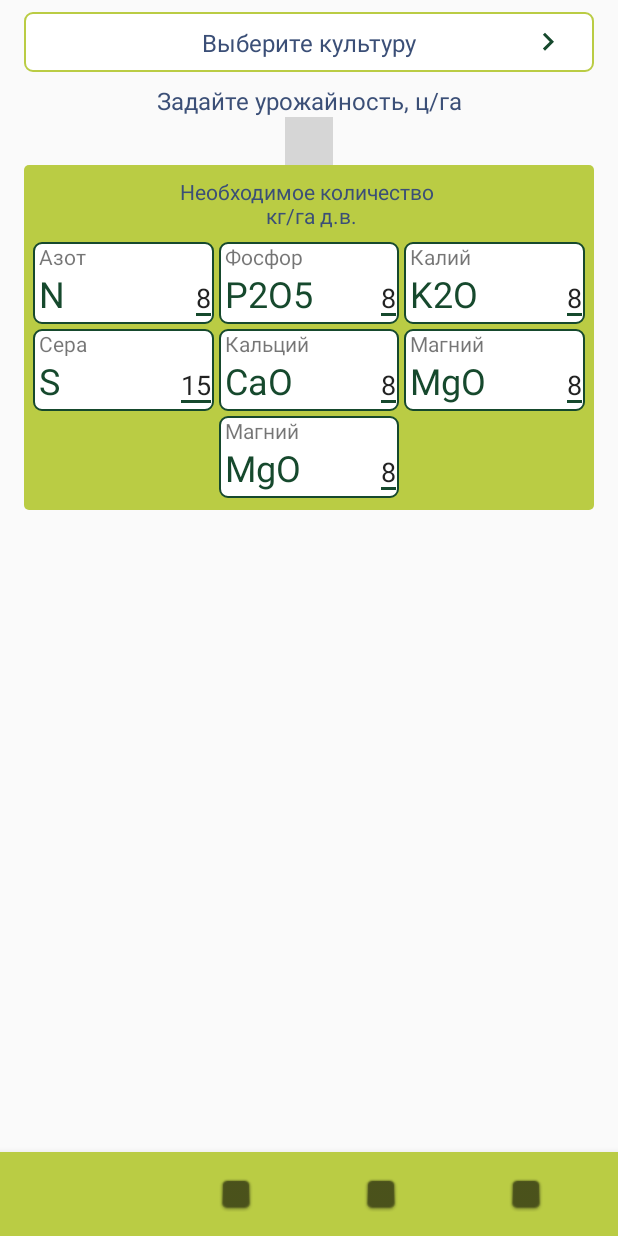
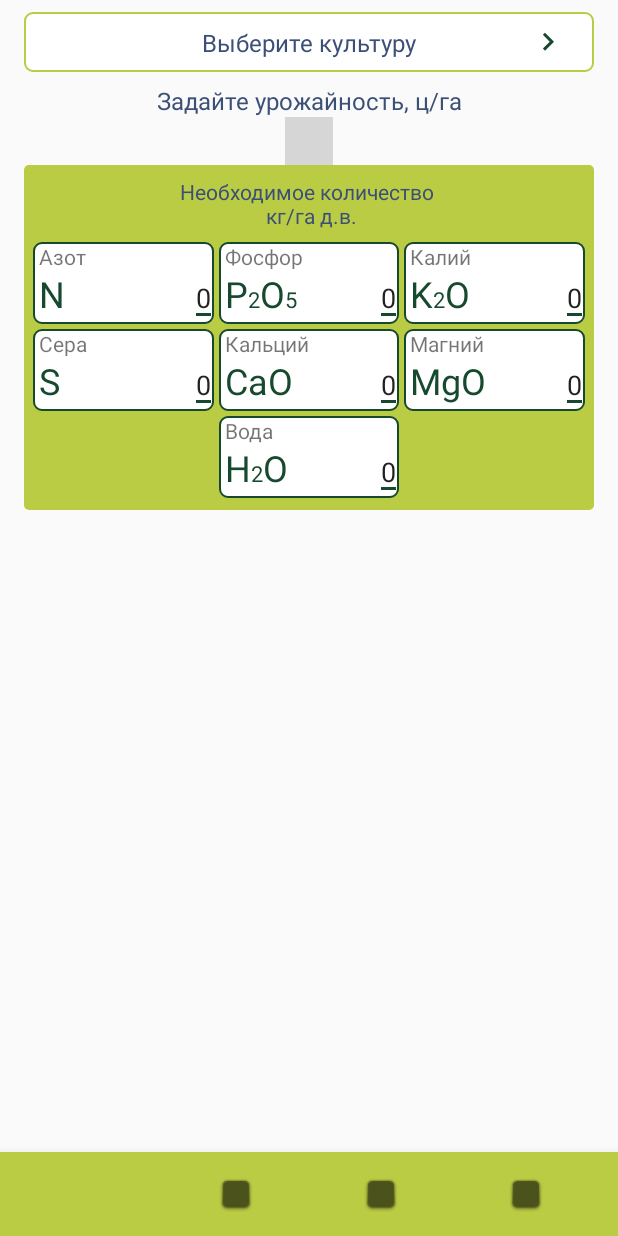
Before and after one commit to YandreNagorniy/Bion_intelligence, an Android app: the screen it shows after launch (MainActivity), on a phone screen of 412 x 824 dp. Run offline under Robolectric (Android 15) with nearby library versions, the phone set to English and light mode, and no system bars; our stand-ins replace Room's generated code, RxJava, data binding; plain views replace NumberPicker; 9 statements that could not run were skipped; grey boxes are pictures that could not be loaded.

Commit message:
add binding adapter; add spannable text

```diff
--- a/app/src/main/java/com/example/bionintelligence/domain/usecase/GetCalculatorUseCase.java
+++ b/app/src/main/java/com/example/bionintelligence/domain/usecase/GetCalculatorUseCase.java
@@ -114,6 +114,9 @@ public class GetCalculatorUseCase extends FlowableUseCase<GetCalculatorUseCase.P
 
         n = vinos_N * params.productive - (sf_N * 3.96 * kusv_N * phN + x);
 
+//        if(n<0) return 0;
+//        else return (int) Math.round(n);
+
         return n < 0 ? 0 : (int) Math.round(n);
     }
 
--- /dev/null
+++ b/app/src/main/java/com/example/bionintelligence/presentation/adapters/BindingAdapters.java
@@ -0,0 +1,37 @@
+package com.example.bionintelligence.presentation.adapters;
+
+import android.databinding.BindingAdapter;
+
+import com.example.bionintelligence.presentation.custom.ChemistryView;
+
+public class BindingAdapters {
+    //заполнение chemistryView значениями с помощью атрибута "item_value"
+
+    @BindingAdapter({"item_value"})
+    public static void setItemValue(ChemistryView chemistryView, int value) {
+        chemistryView.setItemValue(String.valueOf(value));
+    }
+
+//    @BindingAdapter({"item_name_s"})
+//    public static void item_name_s(ChemistryView chemistryView, String itemName) {
+//        Spannable newElement = new SpannableString(itemName);
+//        switch (itemName) {
+//            case "K2O": {
+//                newElement.setSpan(new RelativeSizeSpan(0.6f), 1, 2, 0);
+//                chemistryView.setItemName(newElement);
+//            }
+//            break;
+//            case "H2O": {
+//                newElement.setSpan(new RelativeSizeSpan(0.6f), 1, 2, 0);
+//                chemistryView.setItemName(newElement);
+//            }
+//            break;
+//            case "P2O5": {
+//                newElement.setSpan(new RelativeSizeSpan(0.6f), 1, 2, 0);
+//                newElement.setSpan(new RelativeSizeSpan(0.6f), 3, 4, 0);
+//                chemistryView.setItemName(newElement);
+//            }
+//            break;
+//        }
+//    }
+}
--- a/app/src/main/java/com/example/bionintelligence/presentation/calculator/CalculatorFragment.java
+++ b/app/src/main/java/com/example/bionintelligence/presentation/calculator/CalculatorFragment.java
@@ -39,11 +39,12 @@ public class CalculatorFragment extends Fragment implements CalculatorView {
     public void onViewCreated(@NonNull View view, @Nullable Bundle savedInstanceState) {
         super.onViewCreated(view, savedInstanceState);
         binding.numberPicker.setValueChangedListener((value, action) -> calculatorPresenter.getCalculatorData(value));
+
     }
 
     @Override
     public void displayData(CalculatorModel calculatorModel) {
-        binding.setElement(calculatorModel);
+            binding.setElement(calculatorModel);
     }
 
     @Override
--- a/app/src/main/java/com/example/bionintelligence/presentation/calculator/CalculatorPresenterImpl.java
+++ b/app/src/main/java/com/example/bionintelligence/presentation/calculator/CalculatorPresenterImpl.java
@@ -1,6 +1,7 @@
 package com.example.bionintelligence.presentation.calculator;
 
 import com.example.bionintelligence.data.map.ElementMapper;
+import com.example.bionintelligence.data.model.CalculatorModel;
 import com.example.bionintelligence.domain.entities.ElementModelEntity;
 import com.example.bionintelligence.domain.usecase.FlowableUseCase;
 import com.example.bionintelligence.domain.usecase.GetCalculatorUseCase;
@@ -9,6 +10,7 @@ import java.util.List;
 
 import io.reactivex.android.schedulers.AndroidSchedulers;
 import io.reactivex.disposables.CompositeDisposable;
+import io.reactivex.functions.Consumer;
 import io.reactivex.schedulers.Schedulers;
 
 public class CalculatorPresenterImpl implements CalculatorPresenter {
--- a/app/src/main/java/com/example/bionintelligence/presentation/custom/ChemistryView.java
+++ b/app/src/main/java/com/example/bionintelligence/presentation/custom/ChemistryView.java
@@ -2,7 +2,10 @@ package com.example.bionintelligence.presentation.custom;
 
 import android.content.Context;
 import android.content.res.TypedArray;
+import android.databinding.BindingAdapter;
 import android.text.Spannable;
+import android.text.SpannableString;
+import android.text.style.RelativeSizeSpan;
 import android.util.AttributeSet;
 import android.widget.EditText;
 import android.widget.FrameLayout;
@@ -13,8 +16,8 @@ import com.example.bionintelligence.R;
 public class ChemistryView extends FrameLayout {
     private TextView tvItemText;
     private TextView tvItemName;
-    private EditText etItemValue;
-    private int value;
+    public EditText etItemValue;
+    public int itemValue;
 
     public ChemistryView(Context context) {
         this(context, null);
@@ -32,33 +35,47 @@ public class ChemistryView extends FrameLayout {
         TypedArray array = getContext().obtainStyledAttributes(attrs, R.styleable.ChemistryView);
         String text = array.getString(R.styleable.ChemistryView_item_text);
         String name = array.getString(R.styleable.ChemistryView_item_name);
-        value = array.getInt(R.styleable.ChemistryView_item_value, 0);
+        itemValue = array.getInt(R.styleable.ChemistryView_item_value, 0);
 
         tvItemText = findViewById(R.id.tv_itemText);
         tvItemName = findViewById(R.id.tv_itemName);
         etItemValue = findViewById(R.id.et_itemValue);
 
+        switch (name) {
+            case "P2O5":
+                setItemName2(new SpannableString(name));
+                break;
+            case "K2O":
+                setItemName1(new SpannableString(name));
+                break;
+            case "H2O":
+                setItemName1(new SpannableString(name));
+                break;
+            default:
+                tvItemName.setText(name);
+
+        }
+
         tvItemText.setText(text);
-        tvItemName.setText(name);
-        etItemValue.setText(String.valueOf(value));
+        etItemValue.setText(String.valueOf(itemValue));
         array.recycle();
     }
-
-    // rename and add to databinding
 
     public void setItemValue(String element) {
         etItemValue.setText(element);
     }
 
-    public String getItemName() {
-        return String.valueOf(tvItemName.getText());
+    // изменение размера текста для H2O и K2O
+    public void setItemName1(Spannable text) {
+        text.setSpan(new RelativeSizeSpan(0.6f), 1, 2, 0);
+        tvItemName.setText(text, TextView.BufferType.SPANNABLE);
     }
 
-    public void setItemName(String text) {
-        tvItemName.setText(text);
+    // изменение размера текста для P2O5
+    public void setItemName2(Spannable text) {
+        text.setSpan(new RelativeSizeSpan(0.6f), 1, 2, 0);
+        text.setSpan(new RelativeSizeSpan(0.6f), 3, 4, 0);
+        tvItemName.setText(text, TextView.BufferType.SPANNABLE);
     }
 
-    public void setItemName(Spannable text) {
-        tvItemName.setText(text, TextView.BufferType.SPANNABLE);
-    }
 }
--- a/app/src/main/res/layout/fragment_calculator.xml
+++ b/app/src/main/res/layout/fragment_calculator.xml
@@ -7,6 +7,7 @@
         <variable
             name="element"
             type="com.example.bionintelligence.data.model.CalculatorModel" />
+
     </data>
 
     <android.support.constraint.ConstraintLayout
@@ -68,10 +69,10 @@
             app:layout_constraintEnd_toEndOf="parent"
             app:layout_constraintStart_toStartOf="parent"
             app:layout_constraintTop_toBottomOf="@id/tv_setYield"
-            app:max="100"
+            app:max="150"
             app:min="0"
             app:unit="2"
-            app:value="25" />
+            app:value="100" />
 
         <android.support.constraint.ConstraintLayout
             android:id="@+id/cv_Chemistry"
@@ -104,7 +105,7 @@
                 android:layout_marginTop="8dp"
                 app:item_name="N"
                 app:item_text="Азот"
-                app:item_value="8"
+                app:item_value="@{element.n}"
                 app:layout_constraintEnd_toStartOf="@+id/chv_P2O5"
                 app:layout_constraintStart_toStartOf="parent"
                 app:layout_constraintTop_toBottomOf="@+id/tv_chemistryTitle" />
@@ -116,8 +117,9 @@
                 android:layout_marginStart="3dp"
                 android:layout_marginEnd="3dp"
                 app:item_name="P2O5"
+                app:item_name_s="вывыв"
                 app:item_text="Фосфор"
-                app:item_value="8"
+                app:item_value="@{element.p2O5}"
                 app:layout_constraintEnd_toStartOf="@id/chv_K2O"
                 app:layout_constraintStart_toEndOf="@id/chv_N"
                 app:layout_constraintTop_toTopOf="@+id/chv_N" />
@@ -128,7 +130,7 @@
                 android:layout_height="wrap_content"
                 app:item_name="K2O"
                 app:item_text="Калий"
-                app:item_value="8"
+                app:item_value="@{element.k2O}"
                 app:layout_constraintEnd_toEndOf="parent"
                 app:layout_constraintStart_toEndOf="@id/chv_P2O5"
                 app:layout_constraintTop_toTopOf="@+id/chv_N" />
@@ -140,7 +142,7 @@
                 android:layout_marginTop="3dp"
                 app:item_name="S"
                 app:item_text="Сера"
-                app:item_value="15"
+                app:item_value="@{element.s}"
                 app:layout_constraintEnd_toStartOf="@+id/chv_CaO"
                 app:layout_constraintStart_toStartOf="parent"
                 app:layout_constraintTop_toBottomOf="@+id/chv_N" />
@@ -153,7 +155,7 @@
                 android:layout_marginEnd="3dp"
                 app:item_name="CaO"
                 app:item_text="Кальций"
-                app:item_value="8"
+                app:item_value="@{element.caO}"
                 app:layout_constraintEnd_toStartOf="@id/chv_MgO"
                 app:layout_constraintStart_toEndOf="@id/chv_S"
                 app:layout_constraintTop_toTopOf="@+id/chv_S" />
@@ -164,19 +166,19 @@
                 android:layout_height="wrap_content"
                 app:item_name="MgO"
                 app:item_text="Магний"
-                app:item_value="8"
+                app:item_value="@{element.mgO}"
                 app:layout_constraintEnd_toEndOf="parent"
                 app:layout_constraintStart_toEndOf="@id/chv_CaO"
                 app:layout_constraintTop_toTopOf="@+id/chv_S" />
 
             <com.example.bionintelligence.presentation.custom.ChemistryView
-                android:id="@+id/chv_H2OO"
+                android:id="@+id/chv_H2O"
                 android:layout_width="0dp"
                 android:layout_height="wrap_content"
                 android:layout_marginTop="3dp"
-                app:item_name="MgO"
-                app:item_text="Магний"
-                app:item_value="8"
+                app:item_name="H2O"
+                app:item_text="Вода"
+                app:item_value="@{element.h2O}"
                 app:layout_constraintEnd_toEndOf="@id/chv_CaO"
                 app:layout_constraintStart_toStartOf="@id/chv_CaO"
                 app:layout_constraintTop_toBottomOf="@id/chv_CaO" />
--- a/app/src/main/res/values/attr.xml
+++ b/app/src/main/res/values/attr.xml
@@ -1,6 +1,7 @@
 <?xml version="1.0" encoding="utf-8"?>
 <resources>
     <attr name="item_name" format="string" />
+    <attr name="item_name_s" format="string" />
     <attr name="item_text" format="string" />
     <attr name="item_value" format="integer" />
 
@@ -8,6 +9,7 @@
         <attr name="item_name" />
         <attr name="item_text" />
         <attr name="item_value" />
+        <attr name="item_name_s" />
     </declare-styleable>
 
     <declare-styleable name="SoilFactorView">
```
